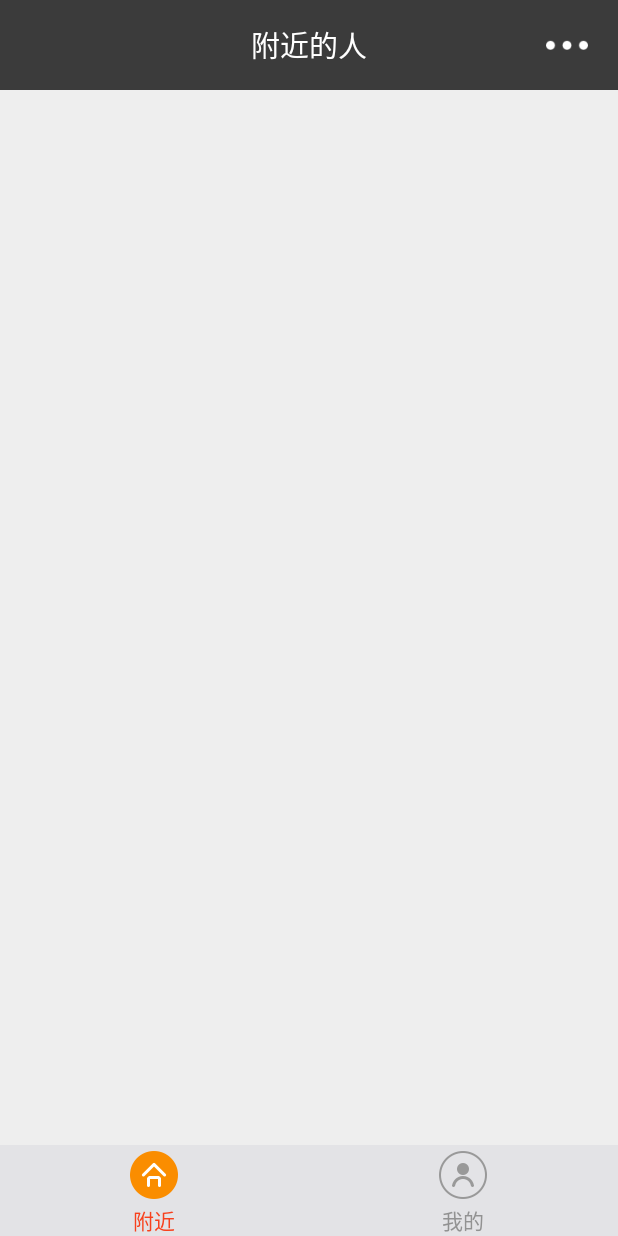
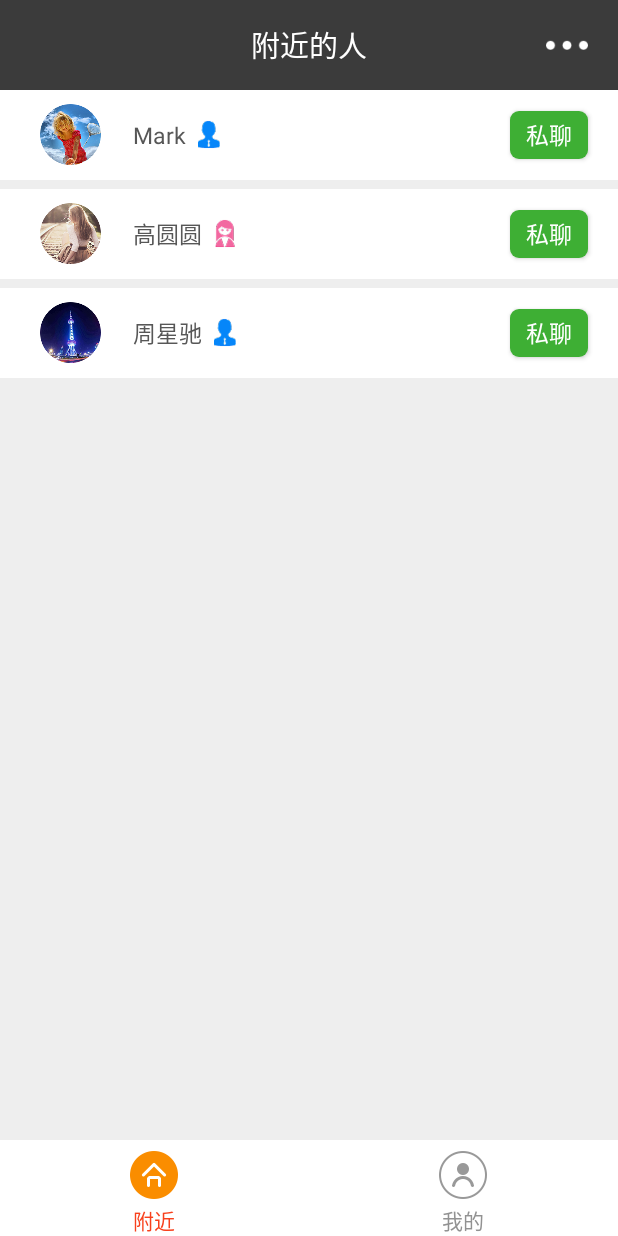
Before and after one commit to sanjeevmoga/nexfi_android_ble, an Android app: the screen it shows after launch (MainActivity), on a phone screen of 412 x 824 dp. Run offline under Robolectric (Android 15) with nearby library versions, the phone set to English and light mode, and no system bars.

Commit message:
完成附近的人界面的用户列表显示，添加虚拟数据，以及群聊布局

```diff
--- a/app/src/main/AndroidManifest.xml
+++ b/app/src/main/AndroidManifest.xml
@@ -34,6 +34,12 @@
             android:launchMode="singleTop"
             android:screenOrientation="portrait"
             android:theme="@style/Theme.AppCompat.Light.NoActionBar" />
+        <activity
+            android:name=".activity.ChatActivity"
+            android:configChanges="orientation|keyboardHidden"
+            android:launchMode="singleTop"
+            android:screenOrientation="portrait"
+            android:theme="@style/Theme.AppCompat.Light.NoActionBar" />
     </application>
 
 </manifest>
--- /dev/null
+++ b/app/src/main/java/com/nexfi/yuanpeigen/nexfi_android_ble/adapter/UserListViewAdapter.java
@@ -0,0 +1,92 @@
+package com.nexfi.yuanpeigen.nexfi_android_ble.adapter;
+
+import android.content.Context;
+import android.content.Intent;
+import android.view.LayoutInflater;
+import android.view.View;
+import android.view.ViewGroup;
+import android.widget.BaseAdapter;
+import android.widget.Button;
+import android.widget.ImageView;
+import android.widget.TextView;
+
+import com.nexfi.yuanpeigen.nexfi_android_ble.R;
+import com.nexfi.yuanpeigen.nexfi_android_ble.activity.ChatActivity;
+import com.nexfi.yuanpeigen.nexfi_android_ble.bean.UserMessage;
+
+import java.util.List;
+
+/**
+ * Created by Mark on 2016/4/13.
+ */
+public class UserListViewAdapter extends BaseAdapter {
+
+    private Context mContext;
+    private LayoutInflater mInflater;
+    private List<UserMessage> userMessageList;
+    private final String USER_SEX = "男";
+
+    public UserListViewAdapter(Context context, List<UserMessage> userMessageList) {
+        mInflater = LayoutInflater.from(context);
+        this.mContext = context;
+        this.userMessageList = userMessageList;
+    }
+
+    @Override
+    public int getCount() {
+        return userMessageList.size();
+    }
+
+
+    @Override
+    public Object getItem(int position) {
+        return userMessageList.get(position);
+    }
+
+
+    @Override
+    public long getItemId(int position) {
+        return position;
+    }
+
+
+    @Override
+    public View getView(int position, View convertView, ViewGroup parent) {
+        final UserMessage entity = userMessageList.get(position);
+        ViewHolder holder = null;
+        if (convertView == null) {
+            holder = new ViewHolder();
+            convertView = mInflater.inflate(R.layout.item_userlist, null);
+            holder.btn_chat = (Button) convertView.findViewById(R.id.btn_chat);
+            holder.iv_sex = (ImageView) convertView.findViewById(R.id.iv_sex);
+            holder.iv_userhead_icon = (ImageView) convertView.findViewById(R.id.iv_userhead_icon);
+            holder.tv_username = (TextView) convertView.findViewById(R.id.tv_username);
+            convertView.setTag(holder);
+        } else {
+            holder = (ViewHolder) convertView.getTag();
+        }
+        holder.iv_userhead_icon.setImageResource(entity.userAvatar);
+        holder.tv_username.setText(entity.userNick);
+        if (entity.userGender.equals(USER_SEX)) {
+            holder.iv_sex.setImageResource(R.mipmap.img_male);
+        } else {
+            holder.iv_sex.setImageResource(R.mipmap.img_female);
+        }
+        holder.btn_chat.setOnClickListener(new View.OnClickListener() {
+            @Override
+            public void onClick(View v) {
+                Intent intent =new Intent(mContext, ChatActivity.class);
+                mContext.startActivity(intent);
+            }
+        });
+        return convertView;
+    }
+
+    static class ViewHolder {
+        public ImageView iv_userhead_icon, iv_sex;
+        public Button btn_chat;
+        public TextView tv_username;
+    }
+
+
+}
--- a/app/src/main/java/com/nexfi/yuanpeigen/nexfi_android_ble/fragment/FragmentNearby.java
+++ b/app/src/main/java/com/nexfi/yuanpeigen/nexfi_android_ble/fragment/FragmentNearby.java
@@ -10,56 +10,74 @@ import android.view.View;
 import android.view.ViewGroup;
 import android.widget.ImageView;
 import android.widget.LinearLayout;
+import android.widget.ListView;
 import android.widget.PopupWindow;
 
 import com.nexfi.yuanpeigen.nexfi_android_ble.R;
 import com.nexfi.yuanpeigen.nexfi_android_ble.activity.GroupChatActivity;
+import com.nexfi.yuanpeigen.nexfi_android_ble.adapter.UserListViewAdapter;
+import com.nexfi.yuanpeigen.nexfi_android_ble.bean.UserMessage;
+
+import java.util.ArrayList;
+import java.util.List;
 
 /**
  * Created by Mark on 2016/4/12.
  */
-public class FragmentNearby extends Fragment {
+public class FragmentNearby extends Fragment implements View.OnClickListener {
 
 
     private PopupWindow mPopupWindow = null, mPopupWindow_share = null;
     private ImageView iv_add;
     private View View_pop, view_share, v_parent;
     private LinearLayout addChatRoom, share;
+    private ListView lv_userlist;
+    private List<UserMessage> userMessageList = new ArrayList<UserMessage>();
+    private UserListViewAdapter userListViewAdapter;
 
 
     @Override
     public View onCreateView(LayoutInflater inflater, ViewGroup container, Bundle savedInstanceState) {
+        initView(inflater, container);
+        setClickListener();
+        initVirtualData();
+        return v_parent;
+    }
+
+    private void initVirtualData() {
+        UserMessage userMessage1 = new UserMessage();
+        userMessage1.userAvatar = R.mipmap.img_head_3;
+        userMessage1.userNick = "Mark";
+        userMessage1.userGender = "男";
+        userMessageList.add(userMessage1);
+        UserMessage userMessage2 = new UserMessage();
+        userMessage2.userAvatar = R.mipmap.img_head_6;
+        userMessage2.userNick = "高圆圆";
+        userMessage2.userGender = "女";
+        userMessageList.add(userMessage2);
+        UserMessage userMessage3 = new UserMessage();
+        userMessage3.userAvatar = R.mipmap.img_head_9;
+        userMessage3.userNick = "周星驰";
+        userMessage3.userGender = "男";
+        userMessageList.add(userMessage3);
+        userListViewAdapter = new UserListViewAdapter(FragmentNearby.this.getActivity(), userMessageList);
+        lv_userlist.setAdapter(userListViewAdapter);
+    }
+
+    private void setClickListener() {
+        share.setOnClickListener(this);
+        addChatRoom.setOnClickListener(this);
+        iv_add.setOnClickListener(this);
+    }
+
+    private void initView(LayoutInflater inflater, ViewGroup container) {
         v_parent = inflater.inflate(R.layout.fragment_nearby, container, false);
         View_pop = inflater.inflate(R.layout.pop_menu_add, null);
         view_share = inflater.inflate(R.layout.layout_share, null);
+        lv_userlist = (ListView) v_parent.findViewById(R.id.lv_userlist);
         addChatRoom = (LinearLayout) View_pop.findViewById(R.id.add_chatRoom);
         share = (LinearLayout) View_pop.findViewById(R.id.share);
-        share.setOnClickListener(new View.OnClickListener() {
-            @Override
-            public void onClick(View v) {
-                mPopupWindow.dismiss();
-                initPopShare();
-            }
-        });
-
-        addChatRoom.setOnClickListener(new View.OnClickListener() {
-            @Override
-            public void onClick(View v) {
-                Intent intent = new Intent(getActivity(), GroupChatActivity.class);
-                startActivity(intent);
-                getActivity().finish();
-            }
-        });
         iv_add = (ImageView) v_parent.findViewById(R.id.iv_add);
-        iv_add.setOnClickListener(new View.OnClickListener() {
-            @Override
-            public void onClick(View v) {
-                initPop();
-            }
-        });
-
-
-        return v_parent;
     }
 
 
@@ -79,4 +97,25 @@ public class FragmentNearby extends Fragment {
         }
         mPopupWindow_share.showAtLocation(v_parent, Gravity.CENTER, 0, 0);
     }
+
+
+    @Override
+    public void onClick(View v) {
+        switch (v.getId()) {
+            case R.id.share:
+                mPopupWindow.dismiss();
+                initPopShare();
+                break;
+
+            case R.id.add_chatRoom:
+                Intent intent = new Intent(getActivity(), GroupChatActivity.class);
+                startActivity(intent);
+                getActivity().finish();
+                break;
+
+            case R.id.iv_add:
+                initPop();
+                break;
+        }
+    }
 }
--- /dev/null
+++ b/app/src/main/res/drawable/shape_userlist_button.xml
@@ -0,0 +1,6 @@
+<?xml version="1.0" encoding="utf-8"?>
+<shape xmlns:android="http://schemas.android.com/apk/res/android"
+    android:shape="rectangle">
+    <corners android:radius="6dp" />
+    <solid android:color="#3EAF34" />
+</shape>
--- a/app/src/main/res/layout/activity_main.xml
+++ b/app/src/main/res/layout/activity_main.xml
@@ -15,13 +15,14 @@
         android:layout_width="match_parent"
         android:layout_height="wrap_content"
         android:layout_alignParentBottom="true"
-        android:background="#E3E3E6"
+        android:background="#FFF"
         android:paddingTop="4dp">
 
         <RadioGroup
             android:id="@+id/tab_menu"
             android:layout_width="match_parent"
             android:layout_height="wrap_content"
+            android:layout_marginTop="3dp"
             android:orientation="horizontal">
 
             <RadioButton
--- a/app/src/main/res/layout/fragment_nearby.xml
+++ b/app/src/main/res/layout/fragment_nearby.xml
@@ -8,7 +8,7 @@
 
 
     <RelativeLayout
-        android:id="@+id/layout_topRoom"
+        android:id="@+id/layout_topGroup"
         android:layout_width="match_parent"
         android:layout_height="60dp"
         android:layout_alignParentTop="true"
@@ -36,11 +36,12 @@
         android:id="@+id/lv_userlist"
         android:layout_width="match_parent"
         android:layout_height="match_parent"
-        android:layout_below="@+id/layout_topRoom"
+        android:layout_below="@+id/layout_topGroup"
+        android:layout_centerInParent="true"
+        android:layout_marginBottom="67dp"
         android:cacheColorHint="#0000"
         android:divider="@null"
-        android:dividerHeight="9dp"
-        android:scrollbarStyle="outsideOverlay"
-        android:stackFromBottom="true" />
+        android:dividerHeight="6dp"
+        android:scrollbarStyle="outsideOverlay" />
 
 </RelativeLayout>
--- /dev/null
+++ b/app/src/main/res/layout/item_userlist.xml
@@ -0,0 +1,54 @@
+<?xml version="1.0" encoding="utf-8"?>
+<RelativeLayout xmlns:android="http://schemas.android.com/apk/res/android"
+    android:layout_width="match_parent"
+    android:layout_height="match_parent">
+
+    <RelativeLayout
+        android:layout_width="match_parent"
+        android:layout_height="60dp"
+        android:background="#FFF">
+
+
+        <ImageView
+            android:id="@+id/iv_userhead_icon"
+            android:layout_width="43dp"
+            android:layout_height="43dp"
+            android:layout_alignParentLeft="true"
+            android:layout_centerInParent="true"
+            android:layout_marginLeft="25dp"
+            android:src="@mipmap/img_head_6" />
+
+        <TextView
+            android:id="@+id/tv_username"
+            android:layout_width="wrap_content"
+            android:layout_height="wrap_content"
+            android:layout_centerInParent="true"
+            android:layout_marginLeft="20dp"
+            android:layout_toRightOf="@+id/iv_userhead_icon"
+            android:text="Baby"
+            android:textColor="#575757"
+            android:textSize="15sp" />
+
+        <ImageView
+            android:id="@+id/iv_sex"
+            android:layout_width="20dp"
+            android:layout_height="20dp"
+            android:layout_centerVertical="true"
+            android:layout_marginLeft="5dp"
+            android:layout_toRightOf="@+id/tv_username"
+            android:src="@mipmap/img_female" />
+
+        <Button
+            android:id="@+id/btn_chat"
+            android:layout_width="52dp"
+            android:layout_height="32dp"
+            android:layout_alignParentRight="true"
+            android:layout_centerVertical="true"
+            android:layout_marginRight="20dp"
+            android:background="@drawable/shape_userlist_button"
+            android:gravity="center"
+            android:text="私聊"
+            android:textColor="#FFF"
+            android:textSize="15sp" />
+    </RelativeLayout>
+</RelativeLayout>
```
Also changed, not shown: app/src/main/java/com/nexfi/yuanpeigen/nexfi_android_ble/activity/ChatActivity.java (added, +20 -0 lines), app/src/main/java/com/nexfi/yuanpeigen/nexfi_android_ble/activity/GroupChatActivity.java (+41 -5 lines), app/src/main/java/com/nexfi/yuanpeigen/nexfi_android_ble/activity/MainActivity.java (+8 -10 lines), app/src/main/res/layout/activity_groupchat.xml (+8 -8 lines), app/src/main/res/layout/fragment_mine.xml (+5 -5 lines), app/src/main/res/mipmap-hdpi/img_female.png (added), app/src/main/res/mipmap-hdpi/img_male.png (added).
